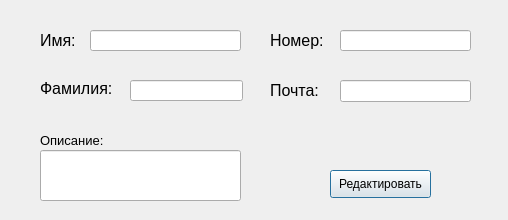
First picture: the form in refactor_window_ui.ui, repository DelZeiT/Manage_contact, before the edit.
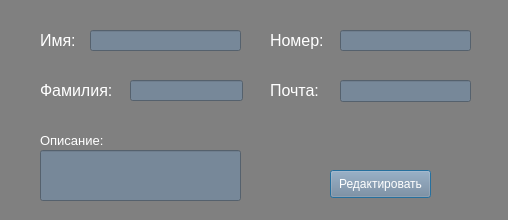
Second picture: the form after the edit.

Commit message: TIC-001: добавил окно редактирования контакта, изменил цветовую гамму окон.

The edit to the form file:
```diff
--- a/refactor_window_ui.ui
+++ b/refactor_window_ui.ui
@@ -13,6 +13,9 @@
   <property name="windowTitle">
    <string>Редактировать контакт</string>
   </property>
+  <property name="styleSheet">
+   <string notr="true">background-color: gray</string>
+  </property>
   <widget class="QLabel" name="label">
    <property name="geometry">
     <rect>
@@ -27,6 +30,9 @@
      <pointsize>12</pointsize>
     </font>
    </property>
+   <property name="styleSheet">
+    <string notr="true">background-black: gray; color: white</string>
+   </property>
    <property name="text">
     <string>Имя:</string>
    </property>
@@ -48,6 +54,9 @@
      <pointsize>11</pointsize>
     </font>
    </property>
+   <property name="styleSheet">
+    <string notr="true">background-color: #778899; color: white</string>
+   </property>
   </widget>
   <widget class="QLabel" name="label_2">
    <property name="geometry">
@@ -55,7 +64,7 @@
      <x>40</x>
      <y>80</y>
      <width>91</width>
-     <height>16</height>
+     <height>21</height>
     </rect>
    </property>
    <property name="font">
@@ -63,6 +72,9 @@
      <pointsize>12</pointsize>
     </font>
    </property>
+   <property name="styleSheet">
+    <string notr="true">background-black: gray; color: white</string>
+   </property>
    <property name="text">
     <string>Фамилия:</string>
    </property>
@@ -84,6 +96,9 @@
      <pointsize>11</pointsize>
     </font>
    </property>
+   <property name="styleSheet">
+    <string notr="true">background-color: #778899; color: white</string>
+   </property>
   </widget>
   <widget class="QLabel" name="label_3">
    <property name="geometry">
@@ -99,6 +114,9 @@
      <pointsize>12</pointsize>
     </font>
    </property>
+   <property name="styleSheet">
+    <string notr="true">background-black: gray; color: white</string>
+   </property>
    <property name="text">
     <string>Номер:</string>
    </property>
@@ -120,6 +138,9 @@
      <pointsize>11</pointsize>
     </font>
    </property>
+   <property name="styleSheet">
+    <string notr="true">background-color: #778899; color: white</string>
+   </property>
    <property name="text">
     <string/>
    </property>
@@ -138,6 +159,9 @@
      <pointsize>12</pointsize>
     </font>
    </property>
+   <property name="styleSheet">
+    <string notr="true">background-black: gray; color: white</string>
+   </property>
    <property name="text">
     <string>Почта:</string>
    </property>
@@ -159,6 +183,9 @@
      <pointsize>11</pointsize>
     </font>
    </property>
+   <property name="styleSheet">
+    <string notr="true">background-color: #778899; color: white</string>
+   </property>
   </widget>
   <widget class="QLabel" name="label_5">
    <property name="geometry">
@@ -174,6 +201,9 @@
      <pointsize>10</pointsize>
     </font>
    </property>
+   <property name="styleSheet">
+    <string notr="true">background-black: gray; color: white</string>
+   </property>
    <property name="text">
     <string>Описание:</string>
    </property>
@@ -195,6 +225,9 @@
      <pointsize>14</pointsize>
     </font>
    </property>
+   <property name="styleSheet">
+    <string notr="true">background-color: #778899; color: white</string>
+   </property>
    <property name="text">
     <string/>
    </property>
@@ -211,6 +244,9 @@
      <height>28</height>
     </rect>
    </property>
+   <property name="styleSheet">
+    <string notr="true">background-color: #778899; color: white</string>
+   </property>
    <property name="text">
     <string>Редактировать</string>
    </property>
```
The commit also changes 5 other files.
